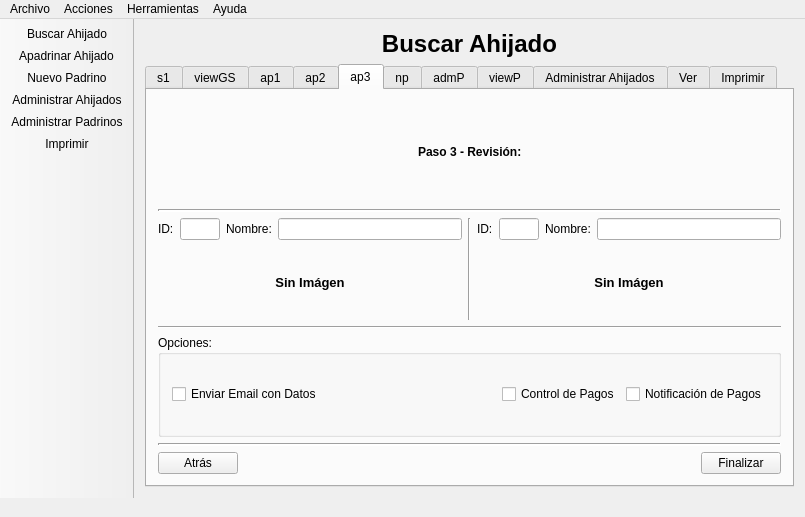
Qt form mainwindow.ui (jeanyvesb9/GS) before a commit.
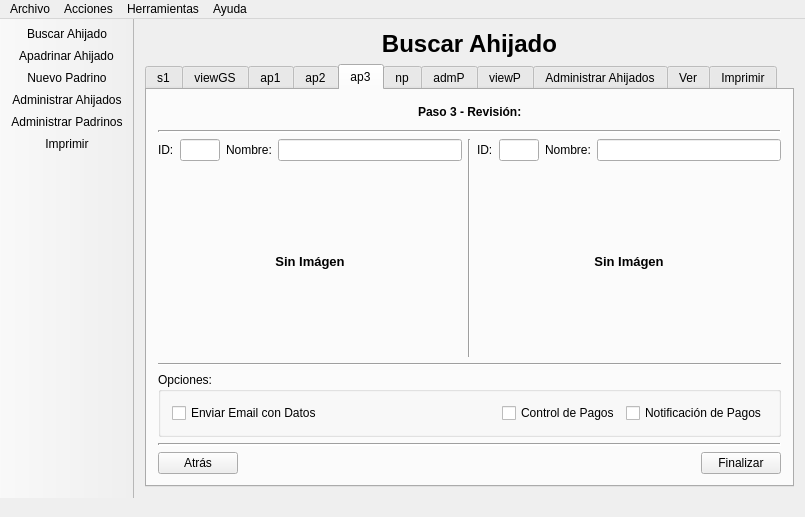
The same form after that commit. Icons and pictures are not drawn.

```diff
--- a/mainwindow.ui
+++ b/mainwindow.ui
@@ -3096,7 +3096,7 @@
               <property name="minimumSize">
                <size>
                 <width>0</width>
-                <height>0</height>
+                <height>190</height>
                </size>
               </property>
               <property name="text">
@@ -3161,7 +3161,7 @@
               <property name="minimumSize">
                <size>
                 <width>0</width>
-                <height>0</height>
+                <height>190</height>
                </size>
               </property>
               <property name="text">
```
